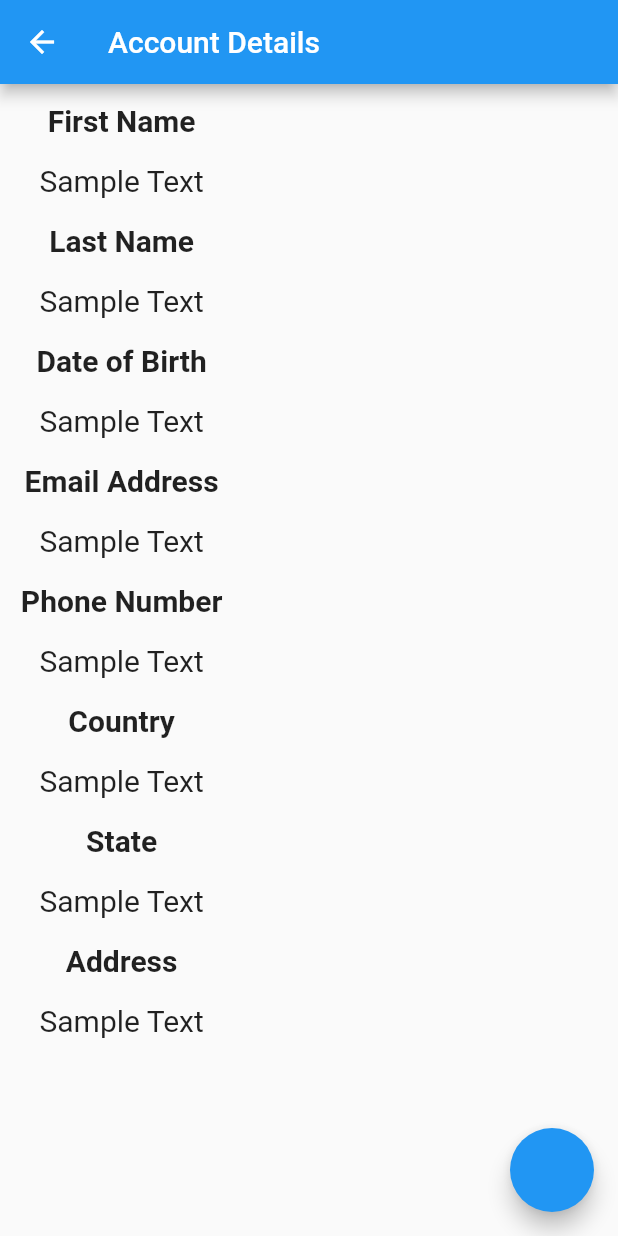
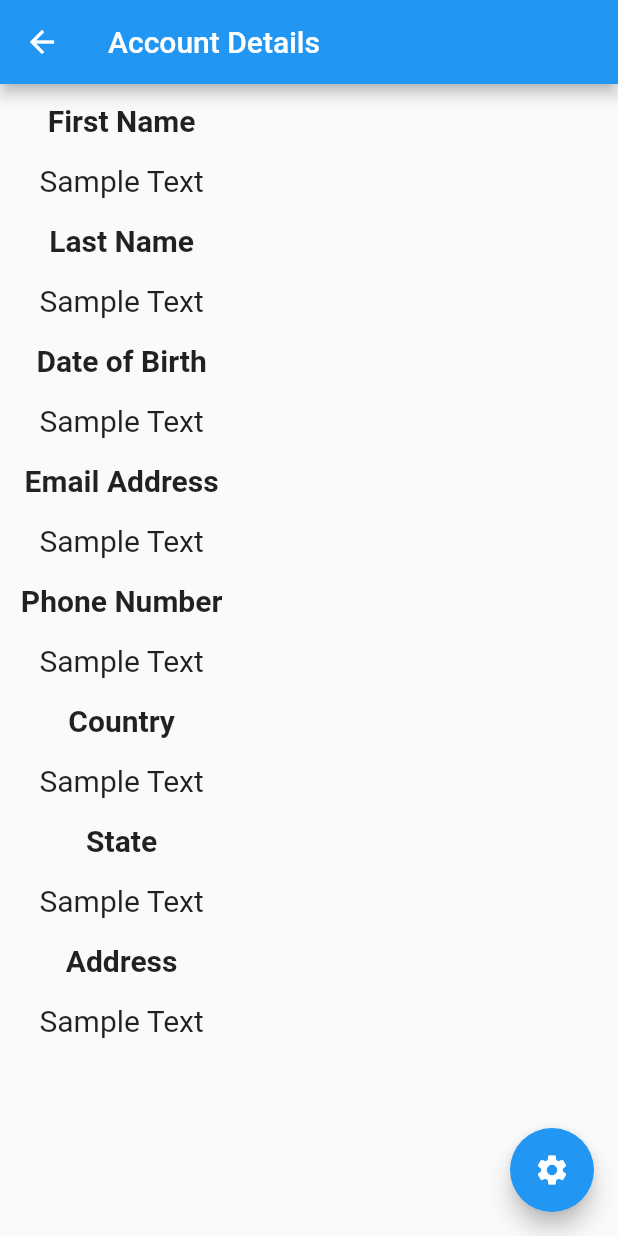
Before and after one commit to Farish-M/To-Do, a Flutter app: the AccountPage screen opened directly, on a phone screen of 412 x 824 dp. Run offline on Flutter 3.47's test engine with Material 2 defaults, Android fonts, the phone set to English and light mode, and no system bars; our stand-ins replace table_calendar.

Commit message:
Fully commented and finalised design

```diff
--- a/lib/screens/main/views/accountpage.dart
+++ b/lib/screens/main/views/accountpage.dart
@@ -23,10 +23,11 @@ class AccountPage extends StatelessWidget {
         onPressed: () {
           Navigator.push(
               context,
-              //Navigates user to the new to-do page
+              //Navigates user to the new change account details page
               MaterialPageRoute(
                   builder: (context) => ChangeAccountDetailsPage()));
         },
+        child: const Icon(Icons.settings),
       ),
       body: Align(alignment: Alignment(-0.90, -0.75), child: AccountDetails()),
     ));
--- a/lib/screens/main/views/changeaccountdetailspage.dart
+++ b/lib/screens/main/views/changeaccountdetailspage.dart
@@ -11,13 +11,14 @@ class ChangeAccountDetailsPage extends StatelessWidget {
       appBar: AppBar(
         title: Text("Change Account Details"),
         actions: <Widget>[
+          //Home button in the top right that allows user to navigate to the to-do page
           Padding(
               padding: EdgeInsets.only(right: 20.0),
               child: GestureDetector(
                 onTap: () {
                   Navigator.push(
                       context,
-                      //Navigates user to the new to-do page
+                      //Navigates user to the to-do page
                       MaterialPageRoute(
                           builder: (context) => UserController()));
                 },
@@ -29,6 +30,7 @@ class ChangeAccountDetailsPage extends StatelessWidget {
         alignment: Alignment.topCenter,
         child: SizedBox(
           width: 500,
+          //Scaffold that holds validation form
           child: Scaffold(
             body: ValidationForm(),
           ),
--- a/lib/screens/main/widgets/account_details.dart
+++ b/lib/screens/main/widgets/account_details.dart
@@ -1,5 +1,7 @@
 import 'package:flutter/material.dart';
 
+//The account details page widget that contains the user information
+//Currently holding sample text as a prototype
 class AccountDetails extends StatelessWidget {
   const AccountDetails({Key? key}) : super(key: key);
 
--- a/lib/screens/main/widgets/form_validation.dart
+++ b/lib/screens/main/widgets/form_validation.dart
@@ -247,7 +247,8 @@ class MyCustomFormState extends State<ValidationForm> {
                   if (value == null || value.isEmpty) {
                     return 'Please enter your address';
                   }
-                  //De
+                  //Detects if textfield matches the regular expression
+                  //Regular expression requests letters Aa-Zz and numbers 0-9
                   if (RegExp(r"[^A-Za-z0-9]").hasMatch(value)) {
                     return 'Enter a valid address';
                   }
@@ -266,7 +267,7 @@ class MyCustomFormState extends State<ValidationForm> {
                       // If the form is valid, send user to account page.
                       Navigator.push(
                           context,
-                          //Navigates user to the new to-do page
+                          //Navigates user to the account page
                           MaterialPageRoute(
                               builder: (context) => AccountPage()));
                     }
--- a/lib/screens/main/widgets/inclusivity options/font_size_change.dart
+++ b/lib/screens/main/widgets/inclusivity options/font_size_change.dart
@@ -1,5 +1,6 @@
 import 'package:flutter/material.dart';
 
+//Statless widget that just contains a prototype button that will allow users to increase font size
 class FontChange extends StatelessWidget {
   const FontChange({Key? key}) : super(key: key);
 
--- a/lib/screens/main/widgets/inclusivity options/inclusivity_widgets.dart
+++ b/lib/screens/main/widgets/inclusivity options/inclusivity_widgets.dart
@@ -3,6 +3,7 @@ import 'package:productivity_todolist_schedule/screens/main/widgets/inclusivity%
 import 'package:productivity_todolist_schedule/screens/main/widgets/inclusivity%20options/language_dropdown.dart';
 import 'package:productivity_todolist_schedule/screens/main/widgets/inclusivity%20options/text_to_speech.dart';
 
+//Statless widgets that contain all inclusivity options
 class InclusivityOptions extends StatelessWidget {
   const InclusivityOptions({Key? key}) : super(key: key);
 
--- a/lib/screens/main/widgets/inclusivity options/language_dropdown.dart
+++ b/lib/screens/main/widgets/inclusivity options/language_dropdown.dart
@@ -1,5 +1,7 @@
 import 'package:flutter/material.dart';
 
+//Drop down button that includes an assortment of languages
+//No function just prototype
 class LanguageDropDown extends StatefulWidget {
   const LanguageDropDown({Key? key}) : super(key: key);
 
--- a/lib/screens/main/widgets/inclusivity options/text_to_speech.dart
+++ b/lib/screens/main/widgets/inclusivity options/text_to_speech.dart
@@ -1,5 +1,6 @@
 import 'package:flutter/material.dart';
 
+//Prototype button that will allow user to activate diction mode
 class TextToSpeech extends StatelessWidget {
   const TextToSpeech({Key? key}) : super(key: key);
 
--- a/lib/screens/main/widgets/searchbar.dart
+++ b/lib/screens/main/widgets/searchbar.dart
@@ -1,5 +1,6 @@
 import 'package:flutter/material.dart';
 
+//Stateless widget that holds a prototype search bar
 class SearchBar extends StatelessWidget {
   const SearchBar({Key? key}) : super(key: key);
 
```
